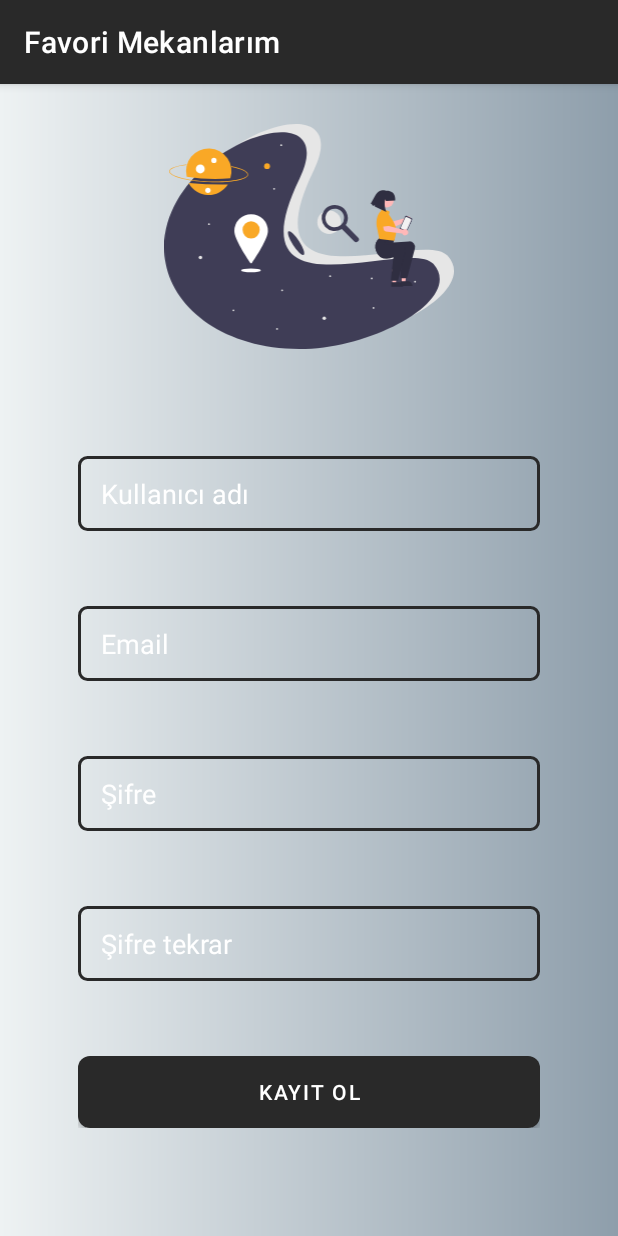
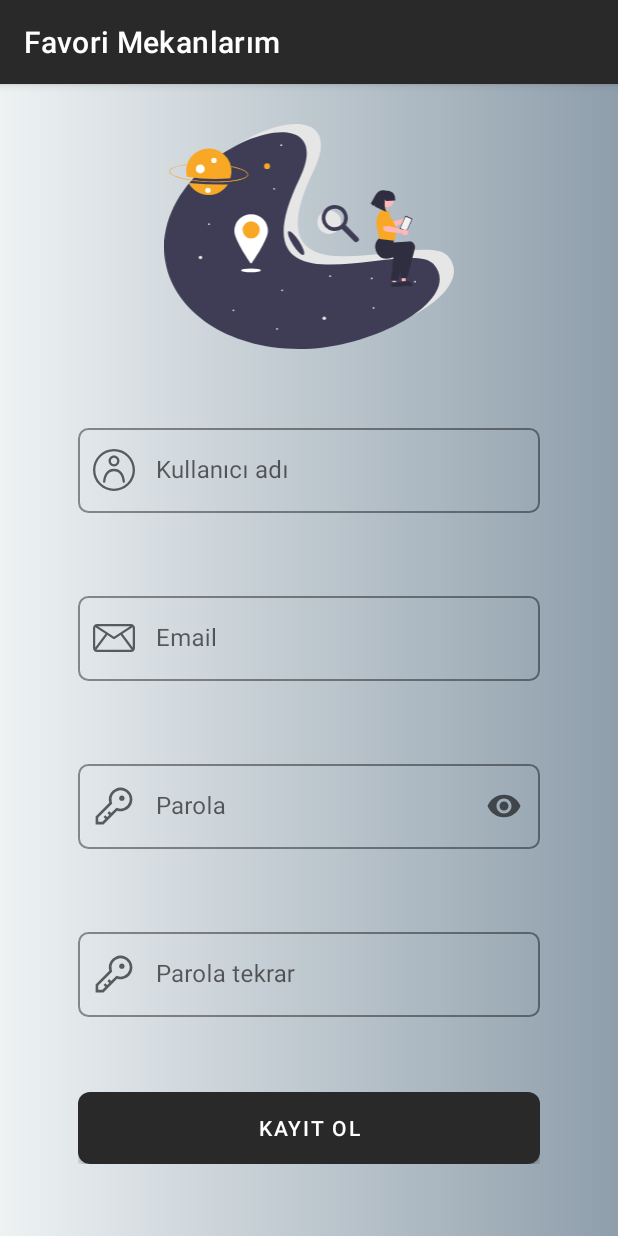
Before and after one commit to Slankss/FavouritePlace, an Android app: the RegisterFragment screen opened through its navigation route, on a phone screen of 412 x 824 dp. Run offline under Robolectric (Android 15) with nearby library versions, the phone set to English and light mode, and no system bars; our stand-ins replace Firebase (no records; nobody signed in at launch, a user with empty details on screens opened directly); Roboto replaces fonts that are not available here; 1 statement that could not run was skipped.

Commit message:
son değişiklikler

```diff
--- a/app/src/main/java/com/okankukul/favouriteplace/Login_Register/RegisterFragment.kt
+++ b/app/src/main/java/com/okankukul/favouriteplace/Login_Register/RegisterFragment.kt
@@ -6,6 +6,7 @@ import android.view.LayoutInflater
 import android.view.View
 import android.view.ViewGroup
 import android.widget.Toast
+import androidx.core.widget.doOnTextChanged
 import androidx.navigation.fragment.findNavController
 import com.google.firebase.auth.FirebaseAuth
 import com.google.firebase.auth.ktx.userProfileChangeRequest
@@ -45,6 +46,19 @@ class RegisterFragment : Fragment() {
         binding.registerBtn.setOnClickListener {
             check()
         }
+
+        var password = binding.passwordEditText.text.toString()
+
+        binding.passwordConfirmEditText.doOnTextChanged { text, start, before, count ->
+
+            if(text != password){
+                binding.paswordConfirmInputLayout.error = "Parolalar aynı değil"
+            }else if(text.length < password.length){
+                binding.paswordConfirmInputLayout.error = null
+            }
+
+        }
+
 
     }
 
--- /dev/null
+++ b/app/src/main/res/drawable/ic_email.xml
@@ -0,0 +1,9 @@
+<vector xmlns:android="http://schemas.android.com/apk/res/android"
+    android:width="28dp"
+    android:height="28dp"
+    android:viewportWidth="300.41"
+    android:viewportHeight="300.41">
+  <path
+      android:fillColor="#FF000000"
+      android:pathData="M271.26,50.04H29.15C13.15,50.04 0,63.01 0,79.19v142.03c0,16.01 13.02,29.15 29.15,29.15h242.11c16.14,0 29.15,-13.15 29.15,-29.15V79.19C300.41,62.99 287.25,50.04 271.26,50.04zM265.58,65.94l-115.38,74.79L34.83,65.94H265.58zM15.9,79.19c0,-2.01 0.46,-3.96 1.3,-5.73l72.17,46.78L15.9,218.51V79.19zM271.26,234.47H29.15c-1.65,0 -3.22,-0.32 -4.68,-0.87l78.28,-104.69l43.13,27.96c2.63,1.71 6.02,1.7 8.65,0l43.13,-27.96l78.28,104.69C274.48,234.15 272.91,234.47 271.26,234.47zM284.51,218.51l-73.48,-98.26l72.17,-46.78c0.85,1.77 1.3,3.72 1.3,5.73V218.51z"/>
+</vector>
--- /dev/null
+++ b/app/src/main/res/drawable/ic_user.xml
@@ -0,0 +1,15 @@
+<vector xmlns:android="http://schemas.android.com/apk/res/android"
+    android:width="28dp"
+    android:height="28dp"
+    android:viewportWidth="489"
+    android:viewportHeight="489">
+  <path
+      android:fillColor="#FF000000"
+      android:pathData="M417.4,71.6C371.2,25.4 309.8,0 244.5,0S117.8,25.4 71.6,71.6S0,179.2 0,244.5s25.4,126.7 71.6,172.9S179.2,489 244.5,489s126.7,-25.4 172.9,-71.6S489,309.8 489,244.5S463.6,117.8 417.4,71.6zM244.5,462C124.6,462 27,364.4 27,244.5S124.6,27 244.5,27S462,124.6 462,244.5S364.4,462 244.5,462z"/>
+  <path
+      android:fillColor="#FF000000"
+      android:pathData="M244.5,203.2c35.1,0 63.6,-28.6 63.6,-63.6s-28.5,-63.7 -63.6,-63.7s-63.6,28.6 -63.6,63.6S209.4,203.2 244.5,203.2zM244.5,102.9c20.2,0 36.6,16.4 36.6,36.6s-16.4,36.6 -36.6,36.6s-36.6,-16.4 -36.6,-36.6S224.3,102.9 244.5,102.9z"/>
+  <path
+      android:fillColor="#FF000000"
+      android:pathData="M340.9,280.5c-22.3,-32.8 -54.7,-49.5 -96.4,-49.5s-74.1,16.6 -96.4,49.5c-16.6,24.4 -27.2,57.7 -31.4,98.7c-0.8,7.4 4.6,14.1 12,14.8c7.4,0.8 14.1,-4.6 14.8,-12c8.5,-82.3 42.5,-124 101,-124s92.5,41.7 101,124c0.7,6.9 6.6,12.1 13.4,12.1c0.5,0 0.9,0 1.4,-0.1c7.4,-0.8 12.8,-7.4 12,-14.8C368.1,338.1 357.5,304.9 340.9,280.5z"/>
+</vector>
--- a/app/src/main/res/drawable/password.xml
+++ b/app/src/main/res/drawable/password.xml
@@ -1,6 +1,6 @@
 <vector xmlns:android="http://schemas.android.com/apk/res/android"
-    android:width="32dp"
-    android:height="32dp"
+    android:width="28dp"
+    android:height="28dp"
     android:viewportWidth="32"
     android:viewportHeight="32">
   <path
--- a/app/src/main/res/layout/fragment_login.xml
+++ b/app/src/main/res/layout/fragment_login.xml
@@ -51,7 +51,9 @@
             app:endIconMode="clear_text"
             app:hintTextColor="@color/special_black"
             tools:layout_editor_absoluteX="1dp"
-            app:startIconDrawable="@android:drawable/ic_dialog_email">
+
+
+            app:startIconDrawable="@drawable/ic_email">
             <com.google.android.material.textfield.TextInputEditText
                 android:id="@+id/email_edit_text"
                 android:textColor="@color/special_black"
--- a/app/src/main/res/layout/fragment_register.xml
+++ b/app/src/main/res/layout/fragment_register.xml
@@ -23,62 +23,126 @@
         app:layout_constraintStart_toStartOf="parent"
         app:layout_constraintTop_toBottomOf="@+id/imageView2">
 
-        <EditText
+        <com.google.android.material.textfield.TextInputLayout
+            android:id="@+id/usernameInputLayout"
+            android:layout_marginBottom="50dp"
+            android:layout_width="match_parent"
+            style="@style/Widget.MaterialComponents.TextInputLayout.OutlinedBox"
+            android:layout_height="wrap_content"
+            app:boxCornerRadiusBottomEnd="7dp"
+            app:boxCornerRadiusBottomStart="7dp"
+            app:boxCornerRadiusTopEnd="7dp"
+            app:boxCornerRadiusTopStart="7dp"
+            app:startIconDrawable="@drawable/ic_user"
+            tools:layout_editor_absoluteX="1dp"
+            app:endIconMode="clear_text"
+            app:boxStrokeColor="@color/special_black"
+            app:hintTextColor="@color/special_black"
+            app:boxStrokeErrorColor="#FF0000"
+            tools:layout_editor_absoluteY="719dp">
+
+            <com.google.android.material.textfield.TextInputEditText
                 android:id="@+id/username_edit_text"
                 android:layout_width="match_parent"
-            android:layout_height="50dp"
+                android:textColor="@color/special_black"
+                android:textCursorDrawable="@drawable/cursor_color"
+                android:textColorHighlight="@color/special_orange"
+                android:layout_height="wrap_content"
+                android:inputType="text"
+                android:hint="Kullanıcı adı" />
+        </com.google.android.material.textfield.TextInputLayout>
+
+        <com.google.android.material.textfield.TextInputLayout
+            android:id="@+id/emailInputLayout"
             android:layout_marginBottom="50dp"
-            android:background="@drawable/text_box"
-            android:ems="10"
-            android:hint="Kullanıcı adı"
-            android:inputType="textPersonName"
-            android:paddingStart="15dp"
-            android:paddingEnd="15dp"
-            android:textColor="#FFFFFF"
-            android:textColorHint="#FFFFFF" />
+            android:layout_width="match_parent"
+            style="@style/Widget.MaterialComponents.TextInputLayout.OutlinedBox"
+            android:layout_height="wrap_content"
+            app:boxCornerRadiusBottomEnd="7dp"
+            app:boxCornerRadiusBottomStart="7dp"
+            app:boxCornerRadiusTopEnd="7dp"
+            app:boxCornerRadiusTopStart="7dp"
+            app:startIconDrawable="@drawable/ic_email"
+            tools:layout_editor_absoluteX="1dp"
+            app:endIconMode="clear_text"
+            app:boxStrokeColor="@color/special_black"
+            app:hintTextColor="@color/special_black"
+            app:boxStrokeErrorColor="#FF0000"
+            tools:layout_editor_absoluteY="719dp">
 
-        <EditText
+            <com.google.android.material.textfield.TextInputEditText
                 android:id="@+id/email_edit_text"
                 android:layout_width="match_parent"
-            android:layout_height="50dp"
-            android:layout_marginBottom="50dp"
-            android:background="@drawable/text_box"
-            android:ems="10"
-            android:hint="Email"
+                android:textColor="@color/special_black"
+                android:textCursorDrawable="@drawable/cursor_color"
+                android:textColorHighlight="@color/special_orange"
+                android:layout_height="wrap_content"
                 android:inputType="textEmailAddress"
-            android:paddingStart="15dp"
-            android:paddingEnd="15dp"
-            android:textColor="#FFFFFF"
-            android:textColorHint="#FFFFFF" />
+                android:hint="Email" />
+        </com.google.android.material.textfield.TextInputLayout>
 
 
-        <EditText
+        <com.google.android.material.textfield.TextInputLayout
+            android:id="@+id/paswordInputLayout"
+            android:layout_marginBottom="50dp"
+            android:layout_width="match_parent"
+            style="@style/Widget.MaterialComponents.TextInputLayout.OutlinedBox"
+            android:layout_height="wrap_content"
+            app:boxCornerRadiusBottomEnd="7dp"
+            app:boxCornerRadiusBottomStart="7dp"
+            app:boxCornerRadiusTopEnd="7dp"
+            app:boxCornerRadiusTopStart="7dp"
+            app:startIconDrawable="@drawable/password"
+            tools:layout_editor_absoluteX="1dp"
+            app:endIconMode="password_toggle"
+            app:boxStrokeColor="@color/special_black"
+            app:hintTextColor="@color/special_black"
+            app:boxStrokeErrorColor="#FF0000"
+            tools:layout_editor_absoluteY="719dp">
+
+            <com.google.android.material.textfield.TextInputEditText
                 android:id="@+id/password_edit_text"
                 android:layout_width="match_parent"
-            android:layout_height="50dp"
+                android:textColor="@color/special_black"
+                android:textCursorDrawable="@drawable/cursor_color"
+                android:textColorHighlight="@color/special_orange"
+                android:layout_height="wrap_content"
+                android:inputType="textPassword"
+                android:hint="Parola" />
+        </com.google.android.material.textfield.TextInputLayout>
+
+        <com.google.android.material.textfield.TextInputLayout
+            android:id="@+id/pasword_confirmInputLayout"
             android:layout_marginBottom="50dp"
-            android:background="@drawable/text_box"
-            android:ems="10"
-            android:hint="Şifre"
-            android:inputType="textPassword"
-            android:paddingStart="15dp"
-            android:paddingEnd="15dp"
-            android:textColor="#FFFFFF"
-            android:textColorHint="#FFFFFF" />
+            android:layout_width="match_parent"
+            style="@style/Widget.MaterialComponents.TextInputLayout.OutlinedBox"
+            android:layout_height="wrap_content"
+            app:boxCornerRadiusBottomEnd="7dp"
+            app:boxCornerRadiusBottomStart="7dp"
+            app:boxCornerRadiusTopEnd="7dp"
+            app:boxCornerRadiusTopStart="7dp"
+            app:startIconDrawable="@drawable/password"
+            tools:layout_editor_absoluteX="1dp"
+            app:endIconMode="custom"
+            app:errorIconDrawable="@android:drawable/stat_notify_error"
+            app:errorTextColor="#FF0000"
+            app:boxStrokeColor="@color/special_black"
+            app:hintTextColor="@color/special_black"
+            app:helperText=""
+            app:helperTextTextColor="#FF0000"
+            app:boxStrokeErrorColor="#FF0000"
+            tools:layout_editor_absoluteY="719dp">
 
-        <EditText
+            <com.google.android.material.textfield.TextInputEditText
                 android:id="@+id/password_confirm_edit_text"
                 android:layout_width="match_parent"
-            android:layout_height="50dp"
-            android:layout_marginBottom="50dp"
-            android:background="@drawable/text_box"
-            android:ems="10"
-            android:hint="Şifre tekrar"
+                android:textColor="@color/special_black"
+                android:textCursorDrawable="@drawable/cursor_color"
+                android:textColorHighlight="@color/special_orange"
+                android:layout_height="wrap_content"
                 android:inputType="textPassword"
-            android:paddingStart="15dp"
-            android:paddingEnd="15dp"
-            android:textColor="#FFFFFF"
-            android:textColorHint="#FFFFFF" />
+                android:hint="Parola tekrar" />
+        </com.google.android.material.textfield.TextInputLayout>
 
         <Button
             android:id="@+id/register_btn"
@@ -104,4 +168,6 @@
         app:layout_constraintTop_toTopOf="parent" />
 
 
+
+
 </androidx.constraintlayout.widget.ConstraintLayout>
```
Lines whose indentation alone changed are shown as unchanged.
